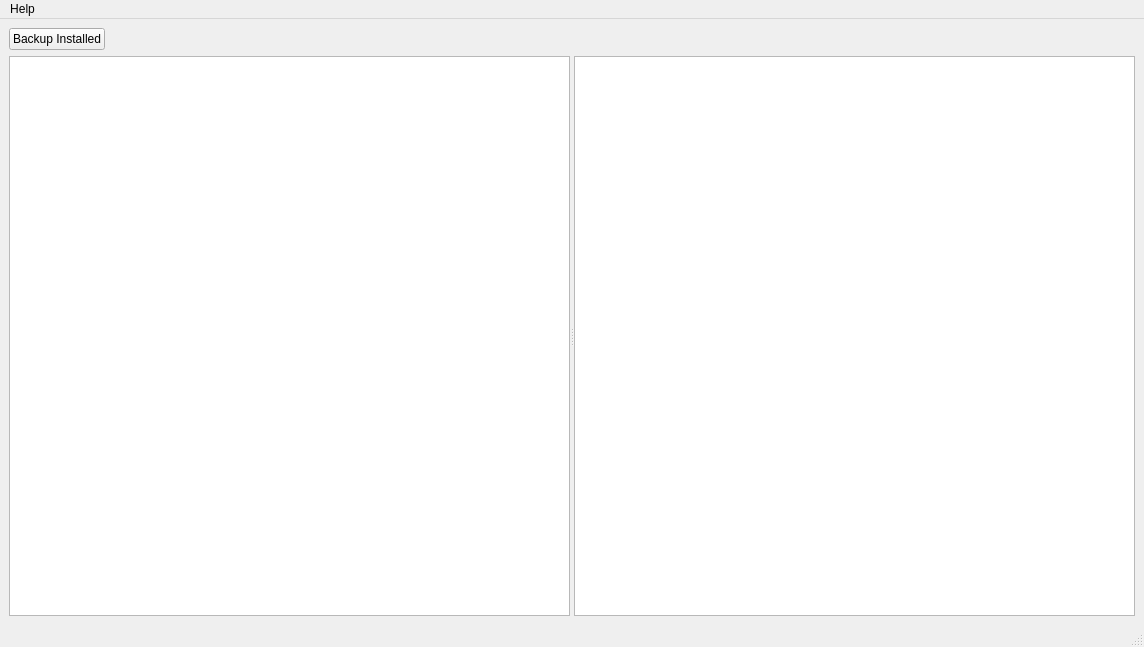
First picture: the form in mainwindow.ui, repository darthtenebrus/linion, before the edit.
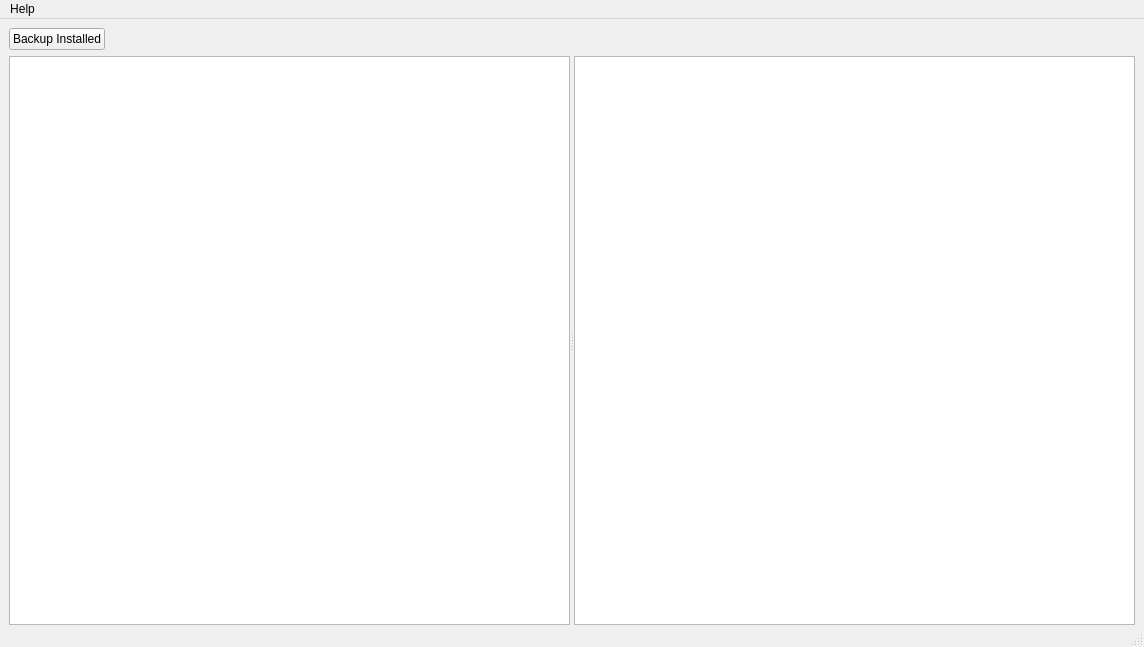
Second picture: the form after the edit. Icons and pictures are not drawn.

```diff
--- a/mainwindow.ui
+++ b/mainwindow.ui
@@ -21,6 +21,9 @@
     </sizepolicy>
    </property>
    <layout class="QVBoxLayout" name="verticalLayout" stretch="0,1">
+    <property name="bottomMargin">
+     <number>0</number>
+    </property>
     <item>
      <layout class="QHBoxLayout" name="TopHorLayout" stretch="0,0">
       <item>
```
